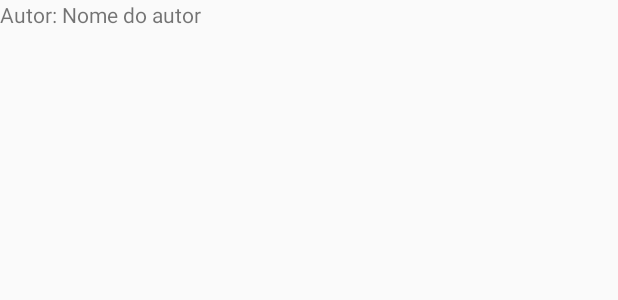
After one commit to Lukasboo/PopularMovies, an Android app: the layout review_entry.xml on its own in the app's theme, with its tools: preview values and no code run, on a phone screen of 412 x 824 dp. The commit adds this screen. Shown: the top 300 px of the screen. Run offline under Robolectric (Android 15) with nearby library versions, the phone set to English and light mode, and no system bars; network calls fail.

```diff
--- a/app/build.gradle
+++ b/app/build.gradle
@@ -18,7 +18,7 @@ android {
         }
     }
     buildTypes.each {
-        it.buildConfigField 'String', 'MOVIE_DB_API_KEY', '"API_KEY_HERE"'
+        it.buildConfigField 'String', 'MOVIE_DB_API_KEY', '"9c533054f3463670421676bacdb1966b"'
     }
 
 }
--- a/app/src/main/java/com/nanodegree/udacity/lucas/popularmovies/app/FetchMoviesTask.java
+++ b/app/src/main/java/com/nanodegree/udacity/lucas/popularmovies/app/FetchMoviesTask.java
@@ -43,8 +43,8 @@ class FetchMoviesTask extends AsyncTask<String, Void, String> {
                 url = new URL(uriBuilder(params));
             } else if (typeUri==Movie.TAG_URI_TYPE_DETAIL) {
                 url = new URL(uriBuilder(params, "videos"));
-            } else if (typeUri==Movie.TAG_URI_TYPE_DETAIL) {
-                url = new URL(uriBuilder(params, "videos"));
+            } else if (typeUri==Movie.TAG_URI_TYPE_REVIEW) {
+                url = new URL(uriBuilder(params, "reviews"));
             } else {
                 Log.d("TaskError", "Erro");
                 return null;
--- a/app/src/main/java/com/nanodegree/udacity/lucas/popularmovies/app/Movie.java
+++ b/app/src/main/java/com/nanodegree/udacity/lucas/popularmovies/app/Movie.java
@@ -44,6 +44,7 @@ public class Movie implements Parcelable {
     public static final String TAG_URL_API = "api.themoviedb.org";
     public static final int TAG_URI_TYPE_MAIN = 1;
     public static final int TAG_URI_TYPE_DETAIL = 2;
+    public static final int TAG_URI_TYPE_REVIEW = 3;
     public static final String TAG_YOUTUBE_BASE_URL = "www.youtube.com";
     public static final String TAG_KEY = "key";
 
--- /dev/null
+++ b/app/src/main/res/layout/review_entry.xml
@@ -0,0 +1,18 @@
+<?xml version="1.0" encoding="utf-8"?>
+<LinearLayout xmlns:android="http://schemas.android.com/apk/res/android"
+    android:orientation="horizontal"
+    android:layout_width="match_parent"
+    android:layout_height="match_parent">
+
+    <TextView
+        android:text="Autor: "
+        android:layout_width="wrap_content"
+        android:layout_height="wrap_content" />
+
+    <TextView
+        android:id="@+id/txtauthor"
+        android:text="Nome do autor"
+        android:layout_width="wrap_content"
+        android:layout_height="wrap_content" />
+
+</LinearLayout>
```
Also changed, not shown: app/src/main/java/com/nanodegree/udacity/lucas/popularmovies/app/DetailFragment.java (+68 -3 lines), app/src/main/java/com/nanodegree/udacity/lucas/popularmovies/app/MovieReview.java (added, +49 -0 lines).
